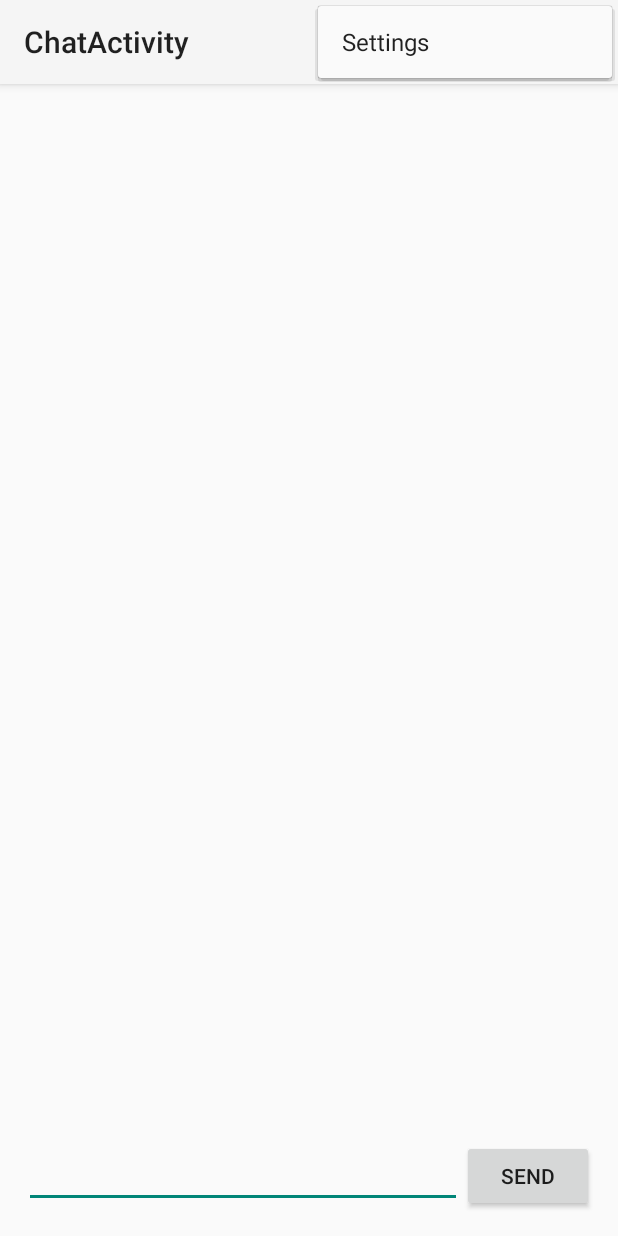
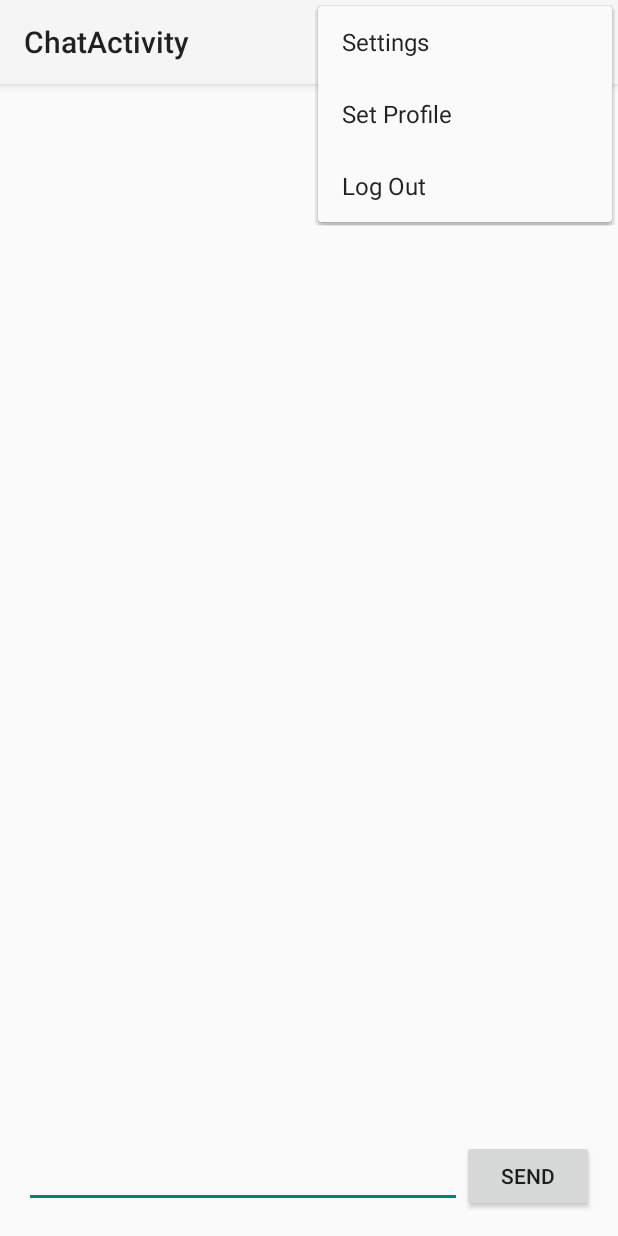
Before and after one commit to louisamoros/android-chat-scan, an Android app: the ChatActivity screen opened directly, with no data from a screen before it, with the options menu open, on a phone screen of 412 x 824 dp. Run offline under Robolectric (Android 15) with nearby library versions, the phone set to English and light mode, and no system bars.

Commit message:
Add options menu

```diff
--- a/app/src/main/res/menu/menu_chat.xml
+++ b/app/src/main/res/menu/menu_chat.xml
@@ -3,4 +3,8 @@
     tools:context="com.scan.chat.android.androidchatscan.ChatActivity">
     <item android:id="@+id/action_settings" android:title="@string/action_settings"
         android:orderInCategory="100" android:showAsAction="never" />
+    <item android:id="@+id/action_profile" android:title="@string/action_profile"
+        android:orderInCategory="100" android:showAsAction="never" />
+    <item android:id="@+id/action_log_out" android:title="@string/action_log_out"
+        android:orderInCategory="100" android:showAsAction="never" />
 </menu>
--- a/app/src/main/res/values/strings.xml
+++ b/app/src/main/res/values/strings.xml
@@ -2,6 +2,8 @@
     <string name="app_name">AndroidChatScan</string>
     <string name="hello_world">Hello world!</string>
     <string name="action_settings">Settings</string>
+    <string name="action_profile">Set Profile</string>
+    <string name="action_log_out">Log Out</string>
 
     <!-- Strings related to login -->
     <string name="title_activity_login">Sign in</string>
```
Also changed, not shown: app/src/main/java/com/scan/chat/android/androidchatscan/ChatActivity.java (+9 -1 lines), 1 other file.
